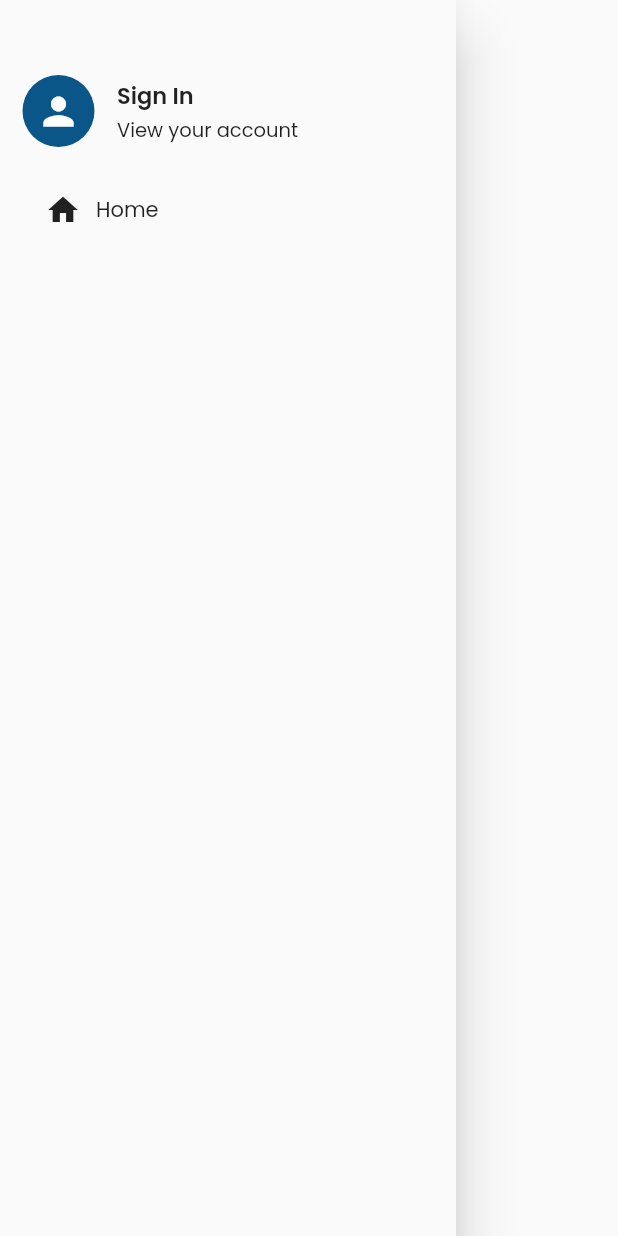
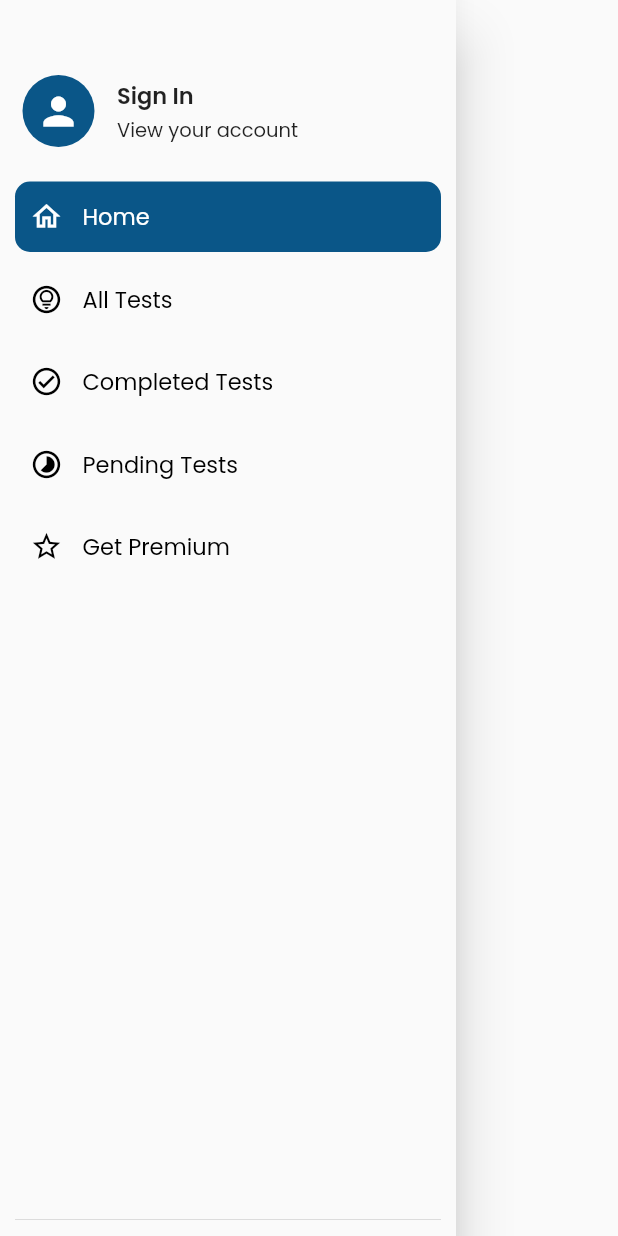
Before and after one commit to alifrontend499/for-freshers-app, a Flutter app: the GlobalNavigationDrawer widget shown alone on an empty page, opened directly, on a phone screen of 412 x 824 dp. Run offline on Flutter 3.47's test engine with Material 2 defaults, Android fonts, the phone set to English and light mode, and no system bars; our stand-ins replace google_fonts, page_transition, smooth_page_indicator, unicons.

Commit message:
added all tests view and other changes as well

```diff
--- a/lib/global/settings/global_settings.dart
+++ b/lib/global/settings/global_settings.dart
@@ -8,4 +8,4 @@ const double globalSettingsAppBarLeadingSplashRadius = 20;
 const double globalSettingsAppBarRightPadding = 14;
 
 // buttons
-const double globalSettingsDefaultButtonHeightN = 47;
+const double globalSettingsDefaultButtonHeight = 47;
--- a/lib/global/widget/navigation_drawer/navigation_drawer_widget.dart
+++ b/lib/global/widget/navigation_drawer/navigation_drawer_widget.dart
@@ -11,6 +11,7 @@ import 'package:app/global/colors/global_colors.dart';
 
 final globalScaffoldKey = GlobalKey<ScaffoldState>();
 const double defaultGap = 15.0;
+const double nbLinkBottomGap = 8.0;
 
 class GlobalNavigationDrawer extends StatelessWidget {
   const GlobalNavigationDrawer({Key? key}) : super(key: key);
@@ -81,24 +82,77 @@ class GlobalNavigationDrawer extends StatelessWidget {
           // Divider(
           //   color: globalColorAppPrimary,
           // ),
-          SizedBox(height: 2),
+          const SizedBox(height: 10),
 
           // child | navigation links
           Expanded(
-            child: SingleChildScrollView(
             child: Padding(
               padding: const EdgeInsets.only(
-                  left: defaultGap,
-                  right: defaultGap,
+                left: defaultGap - 5,
+                right: defaultGap - 5,
               ),
               child: Column(
                 crossAxisAlignment: CrossAxisAlignment.stretch,
                 children: [
+                  // child | links top view
+                  Expanded(
+                    child: Column(
+                      children: [
                         // child | link
+                        navigationLink(
+                          Icons.home_outlined,
+                          'Home',
+                          isActive: true,
+                        ),
+                        const SizedBox(height: nbLinkBottomGap),
 
-                    navigationLink(Icons.home, 'Home'),
+                        // child | link
+                        navigationLink(
+                          Icons.lightbulb_circle_outlined,
+                          'All Tests',
+                        ),
+                        const SizedBox(height: nbLinkBottomGap),
+
+                        // child | link
+                        navigationLink(
+                          Icons.check_circle_outlined,
+                          'Completed Tests',
+                        ),
+                        const SizedBox(height: nbLinkBottomGap),
+
+                        // child | link
+                        navigationLink(
+                          Icons.timelapse_sharp,
+                          'Pending Tests',
+                        ),
+                        const SizedBox(height: nbLinkBottomGap),
+
+                        // child | link
+                        navigationLink(
+                          Icons.star_outline,
+                          'Get Premium',
+                        ),
+                        const SizedBox(height: 8),
                       ],
                     ),
+                  ),
+
+                  // divider
+                  const Divider(),
+                  const SizedBox(height: 3),
+
+                  // child | links bottom view
+                  // Column(
+                  //   children: [
+                  //     // child | link
+                  //     navigationLink(
+                  //       Icons.logout_outlined,
+                  //       'Logout',
+                  //     ),
+                  //   ],
+                  // ),
+                  // const SizedBox(height: 10),
+                ],
               ),
             ),
           ),
@@ -109,24 +163,48 @@ class GlobalNavigationDrawer extends StatelessWidget {
 
   Widget navigationLink(
     IconData linkIcon,
-    String linkText,
-  ) =>
-      InkWell(
+    String linkText, {
+    double iconSize = 22,
+    bool isActive = false,
+  }) {
+    return InkWell(
       onTap: () {},
-        highlightColor: globalColorAppPrimary,
+      highlightColor: globalColorInkWellHighlight,
+      borderRadius: BorderRadius.circular(10),
+      child: Container(
+        decoration: BoxDecoration(
+          color: isActive ? globalColorAppPrimary : Colors.transparent,
+          borderRadius: BorderRadius.circular(10),
+        ),
+        padding: const EdgeInsets.only(
+          left: 10,
+          right: 10,
+          bottom: 12,
+          top: 12,
+        ),
+        child: Row(
+          crossAxisAlignment: CrossAxisAlignment.center,
+          children: [
+            // child | icon
+            Container(
+              width: 35,
+              // color: Colors.red,
+              alignment: Alignment.centerLeft,
+              child: Icon(
+                linkIcon,
+                size: iconSize,
+                color: isActive ? Colors.white : Colors.black,
+              ),
+            ),
 
-        borderRadius: BorderRadius.circular(10),
-        child: Padding(
-          padding: EdgeInsets.only(left: 15, right: 15, bottom: 15, top: 15),
-          child: Row(
-            children: [
-              Icon(linkIcon),
-              const SizedBox(
-                width: 10,
+            // child | text
+            Text(
+              linkText,
+              style: ndStylesLinkText(isActive: isActive),
             ),
-              Text(linkText),
           ],
         ),
       ),
     );
   }
+}
--- a/lib/global/widget/navigation_drawer/styles/navigation_drawer_styles.dart
+++ b/lib/global/widget/navigation_drawer/styles/navigation_drawer_styles.dart
@@ -7,3 +7,8 @@ const TextStyle ndStylesTopBarHead = TextStyle(
 const TextStyle ndStylesTopBarDesc = TextStyle(
   fontSize: 13,
 );
+
+TextStyle ndStylesLinkText({bool isActive = false}) => TextStyle(
+  fontSize: 15,
+  color: isActive ? Colors.white : Colors.black,
+);
--- a/lib/screens/home/styles/home_styles.dart
+++ b/lib/screens/home/styles/home_styles.dart
@@ -32,6 +32,11 @@ const TextStyle screenStylesTestCardHeading = TextStyle(
   fontWeight: FontWeight.w600,
 );
 
+const TextStyle screenStylesTestCardDesc = TextStyle(
+  // color: Colors.grey,
+  fontSize: 13,
+);
+
 const TextStyle screenStylesTestCardQuestions = TextStyle(
   color: Colors.grey,
   fontSize: 12,
--- a/lib/screens/intro/styles/intro_styles.dart
+++ b/lib/screens/intro/styles/intro_styles.dart
@@ -13,7 +13,7 @@ const TextStyle screenStylesAppBarActionText =  TextStyle(
 );
 
 ButtonStyle screenStylesBuyNowButton = ElevatedButton.styleFrom(
-  minimumSize: const Size(double.infinity, globalSettingsDefaultButtonHeightN),
+  minimumSize: const Size(double.infinity, globalSettingsDefaultButtonHeight),
   primary: globalColorAppPrimary,
   splashFactory: NoSplash.splashFactory,
   textStyle: const TextStyle(
@@ -25,7 +25,7 @@ ButtonStyle screenStylesBuyNowButton = ElevatedButton.styleFrom(
   )
 );
 ButtonStyle screenStylesBuyNowButton2 = ElevatedButton.styleFrom(
-    minimumSize: const Size(double.infinity, globalSettingsDefaultButtonHeightN),
+    minimumSize: const Size(double.infinity, globalSettingsDefaultButtonHeight),
 );
 
 const TextStyle screenStylesPageHeading =  TextStyle(
--- a/pubspec.yaml
+++ b/pubspec.yaml
@@ -37,6 +37,7 @@ dependencies:
   unicons: ^2.1.0
   smooth_page_indicator: ^1.0.0+2
   google_fonts: ^3.0.1
+  page_transition: ^2.0.9
 
 dev_dependencies:
   flutter_test:
```
Also changed, not shown: lib/global/modals/test_modal.dart (added, +15 -0 lines), lib/screens/all_tests/components/app_bar/app_bar_component.dart (added, +34 -0 lines), lib/screens/all_tests/main_view.dart (added, +53 -0 lines), lib/screens/home/components/dialogs/premium_test_dialog.dart (added, +99 -0 lines), lib/screens/home/components/tests_listing/test_card_component.dart (+21 -3 lines), lib/screens/home/components/tests_listing/tests_listing_header_component.dart (+20 -1 lines), lib/screens/home/dummy_data.dart (added, +112 -0 lines), lib/screens/home/main_view.dart (+18 -4 lines), lib/screens/home/screens/all_tests.dart (deleted, +0 -10 lines), pubspec.lock. Lines whose indentation alone changed are shown as unchanged.
